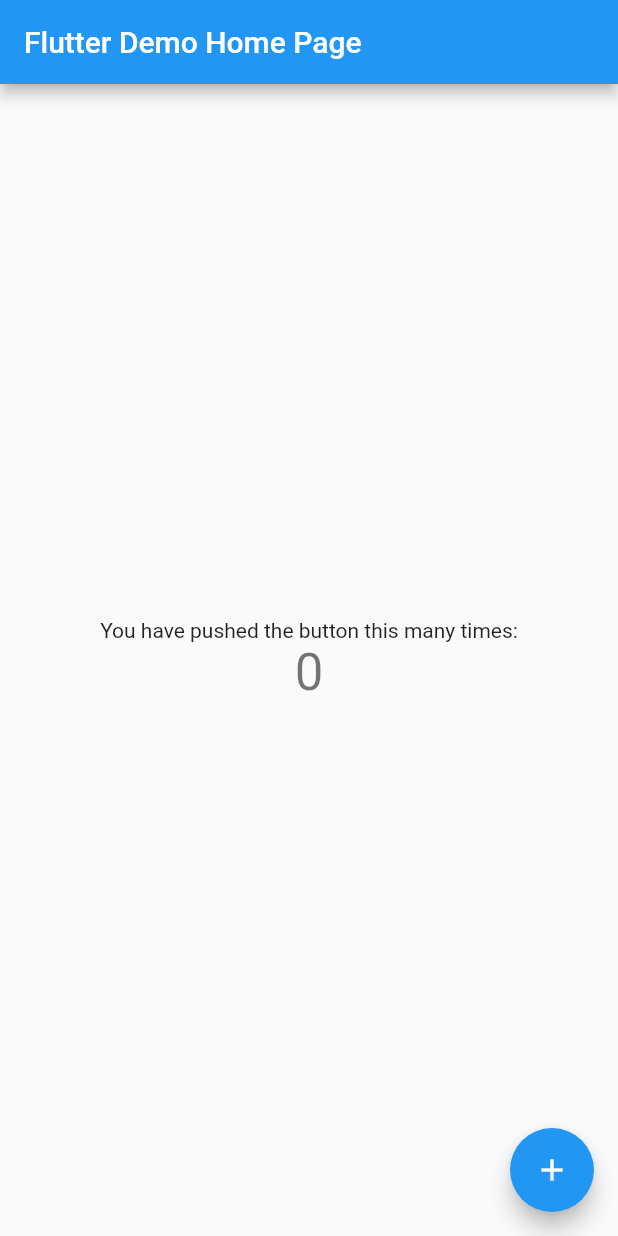
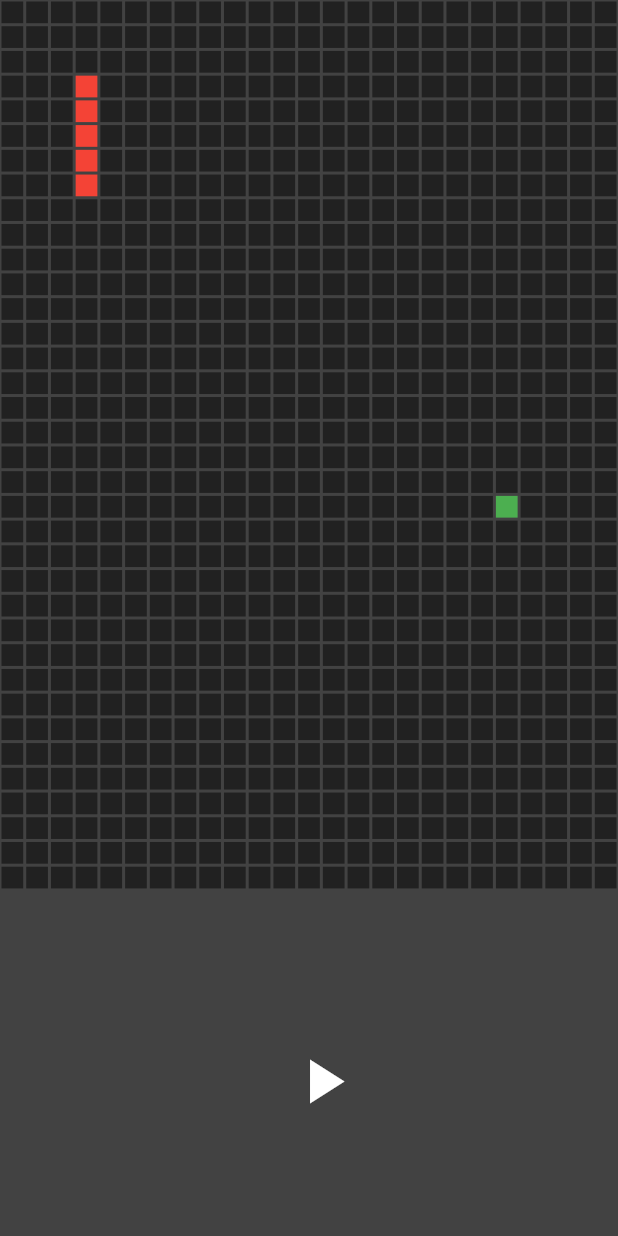
Before and after one commit to huuln9/tetris, a Flutter app: the screen it shows after launch, on a phone screen of 412 x 824 dp. Run offline on Flutter 3.47's test engine with Material 2 defaults, Android fonts, the phone set to English and light mode, and no system bars.

Commit message:
update src

```diff
--- /dev/null
+++ b/lib/app.dart
@@ -0,0 +1,239 @@
+import 'dart:async';
+import 'dart:math';
+
+import 'package:flutter/material.dart';
+
+const numInRow = 25;
+const numInCol = numInRow * 36;
+
+class App extends StatefulWidget {
+  const App({Key? key}) : super(key: key);
+
+  @override
+  State<App> createState() => _AppState();
+}
+
+class _AppState extends State<App> {
+  var gameStarted = false;
+  var snake = [78, 103, 128, 153, 178];
+  var direction = 'down';
+
+  static var randomNum = Random();
+  int food = randomNum.nextInt(900);
+  void generateNewFood() {
+    food = randomNum.nextInt(900);
+  }
+
+  void startGame() {
+    const duration = Duration(milliseconds: 200);
+    Timer.periodic(duration, (Timer timer) {
+      updateSnake();
+      if (gameOver()) {
+        timer.cancel();
+        _showGameOverScreen();
+      }
+    });
+  }
+
+  void updateSnake() {
+    setState(() {
+      switch (direction) {
+        case 'down':
+          if (snake.last >= 875) {
+            snake.add(snake.last + 25 - 900);
+          } else {
+            snake.add(snake.last + 25);
+          }
+          break;
+        case 'up':
+          if (snake.last <= 24) {
+            snake.add(snake.last - 25 + 900);
+          } else {
+            snake.add(snake.last - 25);
+          }
+          break;
+        case 'left':
+          if (snake.last % 25 == 0) {
+            snake.add(snake.last - 1 + 25);
+          } else {
+            snake.add(snake.last - 1);
+          }
+          break;
+        case 'right':
+          if ((snake.last + 1) % 25 == 0) {
+            snake.add(snake.last + 1 - 25);
+          } else {
+            snake.add(snake.last + 1);
+          }
+          break;
+        default:
+          break;
+      }
+
+      if (snake.last == food) {
+        generateNewFood();
+      } else {
+        snake.removeAt(0);
+      }
+    });
+  }
+
+  void resetGame() {
+    Navigator.pop(context);
+    snake = [78, 103, 128, 153, 178];
+    direction = 'down';
+    startGame();
+  }
+
+  bool gameOver() {
+    for (var i = 0; i < snake.length - 1; i++) {
+      if (snake.last == snake[i]) {
+        return true;
+      }
+    }
+    return false;
+  }
+
+  void _showGameOverScreen() {
+    showDialog(
+      barrierDismissible: false,
+      context: context,
+      builder: (context) {
+        return AlertDialog(
+          title: const Center(child: Text('G A M E  O V E R')),
+          content: const Text("You are lose!"),
+          actions: <Widget>[
+            TextButton(
+              onPressed: () => resetGame(),
+              child: const Text(
+                'PLAY AGAIN',
+                style: TextStyle(color: Colors.black),
+              ),
+            ),
+          ],
+        );
+      },
+    );
+  }
+
+  @override
+  Widget build(BuildContext context) {
+    return Scaffold(
+      backgroundColor: Colors.grey[800],
+      body: Column(
+        children: [
+          Expanded(
+            flex: 3,
+            child: GridView.builder(
+              physics: const NeverScrollableScrollPhysics(),
+              gridDelegate: const SliverGridDelegateWithFixedCrossAxisCount(
+                  crossAxisCount: numInRow),
+              itemCount: numInCol,
+              itemBuilder: (BuildContext context, int index) {
+                return Padding(
+                  padding: const EdgeInsets.all(1.0),
+                  child: Container(
+                    color: snake.contains(index)
+                        ? Colors.red
+                        : index == food
+                            ? Colors.green
+                            : Colors.grey[900],
+                    // child: Text(
+                    //   index.toString(),
+                    //   style: TextStyle(color: Colors.white, fontSize: 6),
+                    // ),
+                  ),
+                );
+              },
+            ),
+          ),
+          Expanded(
+            child: gameStarted
+                ? Row(
+                    mainAxisAlignment: MainAxisAlignment.center,
+                    children: [
+                      SizedBox(
+                        width: 100,
+                        height: 100,
+                        child: IconButton(
+                          onPressed: () => setState(() {
+                            direction = 'left';
+                          }),
+                          icon: const Icon(
+                            Icons.arrow_back_outlined,
+                            size: 50,
+                            color: Colors.white,
+                          ),
+                        ),
+                      ),
+                      Column(
+                        children: [
+                          Expanded(
+                            child: SizedBox(
+                              width: 100,
+                              height: 100,
+                              child: IconButton(
+                                onPressed: () => setState(() {
+                                  direction = 'up';
+                                }),
+                                icon: const Icon(
+                                  Icons.arrow_upward_outlined,
+                                  size: 50,
+                                  color: Colors.white,
+                                ),
+                              ),
+                            ),
+                          ),
+                          Expanded(
+                            child: SizedBox(
+                              width: 100,
+                              height: 100,
+                              child: IconButton(
+                                onPressed: () => setState(() {
+                                  direction = 'down';
+                                }),
+                                icon: const Icon(
+                                  Icons.arrow_downward_outlined,
+                                  size: 50,
+                                  color: Colors.white,
+                                ),
+                              ),
+                            ),
+                          ),
+                        ],
+                      ),
+                      SizedBox(
+                        width: 100,
+                        height: 100,
+                        child: IconButton(
+                          onPressed: () => setState(() {
+                            direction = 'right';
+                          }),
+                          icon: const Icon(
+                            Icons.arrow_forward_outlined,
+                            size: 50,
+                            color: Colors.white,
+                          ),
+                        ),
+                      ),
+                    ],
+                  )
+                : IconButton(
+                    onPressed: () => {
+                      startGame(),
+                      setState(() {
+                        gameStarted = true;
+                      })
+                    },
+                    icon: const Icon(
+                      Icons.play_arrow,
+                      size: 50,
+                      color: Colors.white,
+                    ),
+                  ),
+          )
+        ],
+      ),
+    );
+  }
+}
--- a/lib/main.dart
+++ b/lib/main.dart
@@ -1,115 +1,11 @@
 import 'package:flutter/material.dart';
+import 'package:tetris/app.dart';
 
 void main() {
-  runApp(const MyApp());
+  runApp(
+    const MaterialApp(
+      debugShowCheckedModeBanner: false,
+      home: App(),
+    ),
+  );
 }
-
-class MyApp extends StatelessWidget {
-  const MyApp({Key? key}) : super(key: key);
-
-  // This widget is the root of your application.
-  @override
-  Widget build(BuildContext context) {
-    return MaterialApp(
-      title: 'Flutter Demo',
-      theme: ThemeData(
-        // This is the theme of your application.
-        //
-        // Try running your application with "flutter run". You'll see the
-        // application has a blue toolbar. Then, without quitting the app, try
-        // changing the primarySwatch below to Colors.green and then invoke
-        // "hot reload" (press "r" in the console where you ran "flutter run",
-        // or simply save your changes to "hot reload" in a Flutter IDE).
-        // Notice that the counter didn't reset back to zero; the application
-        // is not restarted.
-        primarySwatch: Colors.blue,
-      ),
-      home: const MyHomePage(title: 'Flutter Demo Home Page'),
-    );
-  }
-}
-
-class MyHomePage extends StatefulWidget {
-  const MyHomePage({Key? key, required this.title}) : super(key: key);
-
-  // This widget is the home page of your application. It is stateful, meaning
-  // that it has a State object (defined below) that contains fields that affect
-  // how it looks.
-
-  // This class is the configuration for the state. It holds the values (in this
-  // case the title) provided by the parent (in this case the App widget) and
-  // used by the build method of the State. Fields in a Widget subclass are
-  // always marked "final".
-
-  final String title;
-
-  @override
-  State<MyHomePage> createState() => _MyHomePageState();
-}
-
-class _MyHomePageState extends State<MyHomePage> {
-  int _counter = 0;
-
-  void _incrementCounter() {
-    setState(() {
-      // This call to setState tells the Flutter framework that something has
-      // changed in this State, which causes it to rerun the build method below
-      // so that the display can reflect the updated values. If we changed
-      // _counter without calling setState(), then the build method would not be
-      // called again, and so nothing would appear to happen.
-      _counter++;
-    });
-  }
-
-  @override
-  Widget build(BuildContext context) {
-    // This method is rerun every time setState is called, for instance as done
-    // by the _incrementCounter method above.
-    //
-    // The Flutter framework has been optimized to make rerunning build methods
-    // fast, so that you can just rebuild anything that needs updating rather
-    // than having to individually change instances of widgets.
-    return Scaffold(
-      appBar: AppBar(
-        // Here we take the value from the MyHomePage object that was created by
-        // the App.build method, and use it to set our appbar title.
-        title: Text(widget.title),
-      ),
-      body: Center(
-        // Center is a layout widget. It takes a single child and positions it
-        // in the middle of the parent.
-        child: Column(
-          // Column is also a layout widget. It takes a list of children and
-          // arranges them vertically. By default, it sizes itself to fit its
-          // children horizontally, and tries to be as tall as its parent.
-          //
-          // Invoke "debug painting" (press "p" in the console, choose the
-          // "Toggle Debug Paint" action from the Flutter Inspector in Android
-          // Studio, or the "Toggle Debug Paint" command in Visual Studio Code)
-          // to see the wireframe for each widget.
-          //
-          // Column has various properties to control how it sizes itself and
-          // how it positions its children. Here we use mainAxisAlignment to
-          // center the children vertically; the main axis here is the vertical
-          // axis because Columns are vertical (the cross axis would be
-          // horizontal).
-          mainAxisAlignment: MainAxisAlignment.center,
-          children: <Widget>[
-            const Text(
-              'You have pushed the button this many times:',
-            ),
-            Text(
-              '$_counter',
-              style: Theme.of(context).textTheme.headline4,
-            ),
-          ],
-        ),
-      ),
-      floatingActionButton: FloatingActionButton(
-        onPressed: _incrementCounter,
-        tooltip: 'Increment',
-        child: const Icon(Icons.add),
-      ), // This trailing comma makes auto-formatting nicer for build methods.
-    );
-  }
-}
```
Also changed, not shown: lib/menu_page.dart (deleted, +0 -141 lines), 1 other file.
